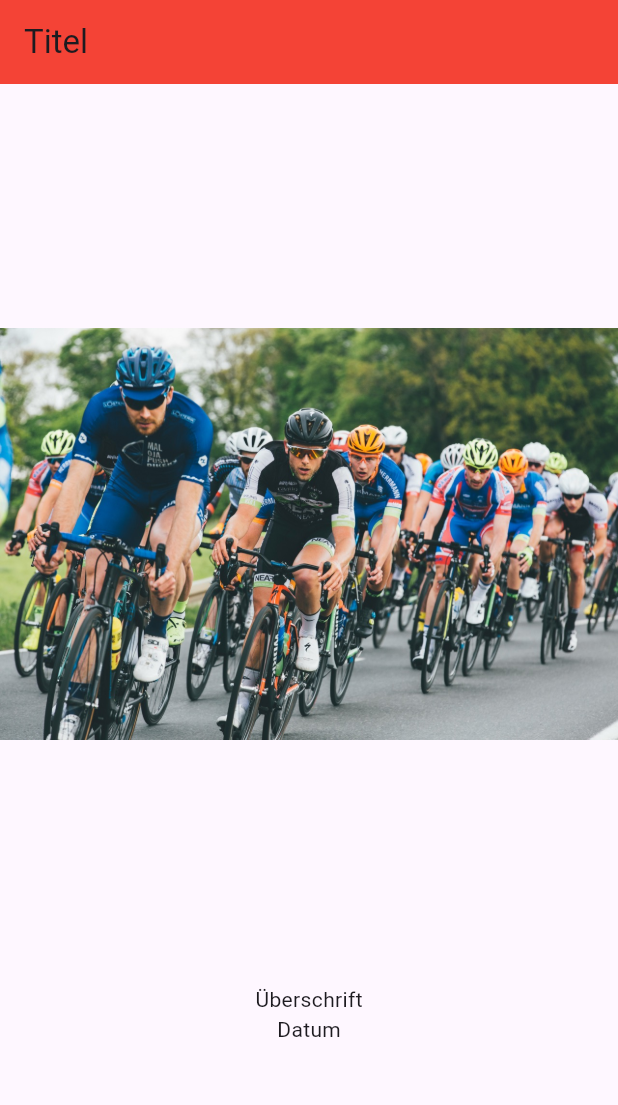
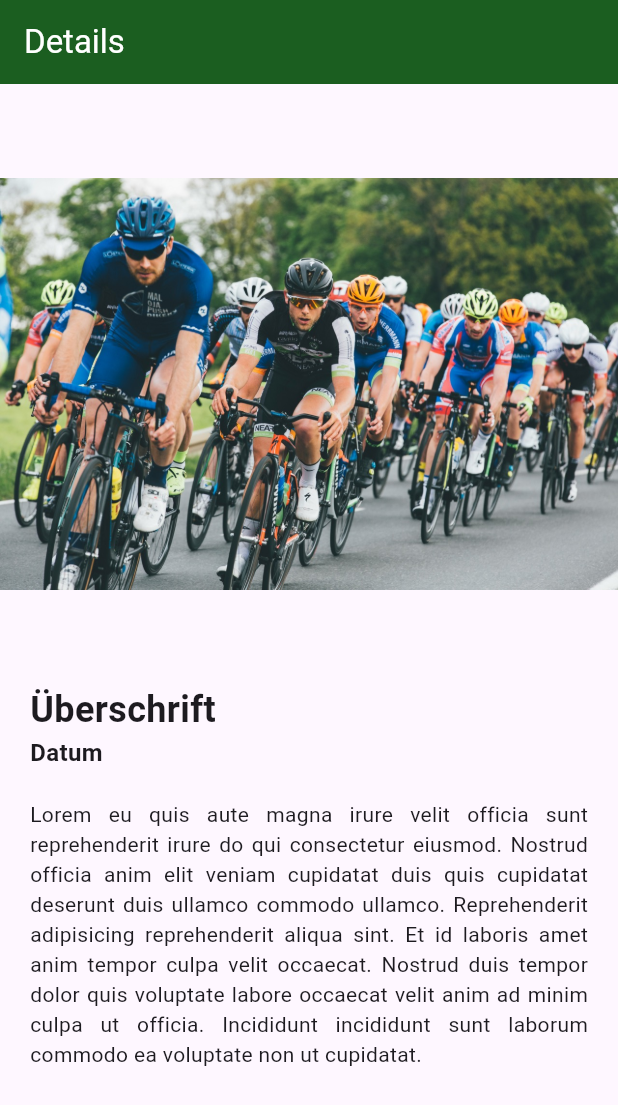
Before and after one commit to AkademieDirk/gallery_app, a Flutter app: the screen it shows after launch, on a phone screen of 412 x 824 dp. Shown: the top 1105 px of the screen. Run offline on Flutter 3.47's test engine with Material 3 defaults, Android fonts, the phone set to English and light mode, and no system bars.

Commit message:
Details Screen preview completed

```diff
--- a/lib/screens/details_screen.dart
+++ b/lib/screens/details_screen.dart
@@ -7,18 +7,54 @@ class DetailsScreen extends StatelessWidget {
   Widget build(BuildContext context) {
     return MaterialApp(
         home: Scaffold(
-            appBar: AppBar(backgroundColor: Colors.red, title: Text("Titel")),
-            body: Column(
-              crossAxisAlignment: CrossAxisAlignment.center,
-              children: [
-                SizedBox(
-                    height: 600,
-                    width: 600,
-                    child: Image(image: AssetImage("assets/images/bike.jpeg"))),
-                Text("Überschrift"),
-                Text("Datum"),
-                Text("")
-              ],
+            appBar: AppBar(
+                backgroundColor: Colors.green[900],
+                title: Text("Details", style: TextStyle(color: Colors.white))),
+            body: SingleChildScrollView(
+              child: Column(
+                crossAxisAlignment: CrossAxisAlignment.center,
+                children: [
+                  SizedBox(
+                      height: 400,
+                      width: 600,
+                      child:
+                          Image(image: AssetImage("assets/images/bike.jpeg"))),
+                  Row(
+                    children: [
+                      SizedBox(
+                        width: 20,
+                      ),
+                      Text(
+                        "Überschrift",
+                        style: TextStyle(
+                            fontSize: 24, fontWeight: FontWeight.bold),
+                      ),
+                      Expanded(child: SizedBox())
+                    ],
+                  ),
+                  Row(children: [
+                    SizedBox(
+                      height: 10,
+                      width: 20,
+                    ),
+                    Text(
+                      "Datum",
+                      style:
+                          TextStyle(fontSize: 16, fontWeight: FontWeight.bold),
+                    ),
+                    SizedBox(
+                      height: 10,
+                    ),
+                  ]),
+                  Padding(
+                    padding: const EdgeInsets.all(20.0),
+                    child: Text(
+                      "Lorem eu quis aute magna irure velit officia sunt reprehenderit irure do qui consectetur eiusmod. Nostrud officia anim elit veniam cupidatat duis quis cupidatat deserunt duis ullamco commodo ullamco. Reprehenderit adipisicing reprehenderit aliqua sint. Et id laboris amet anim tempor culpa velit occaecat. Nostrud duis tempor dolor quis voluptate labore occaecat velit anim ad minim culpa ut officia. Incididunt incididunt sunt laborum commodo ea voluptate non ut cupidatat.",
+                      textAlign: TextAlign.justify,
+                    ),
+                  ),
+                ],
+              ),
             )));
   }
 }
```
